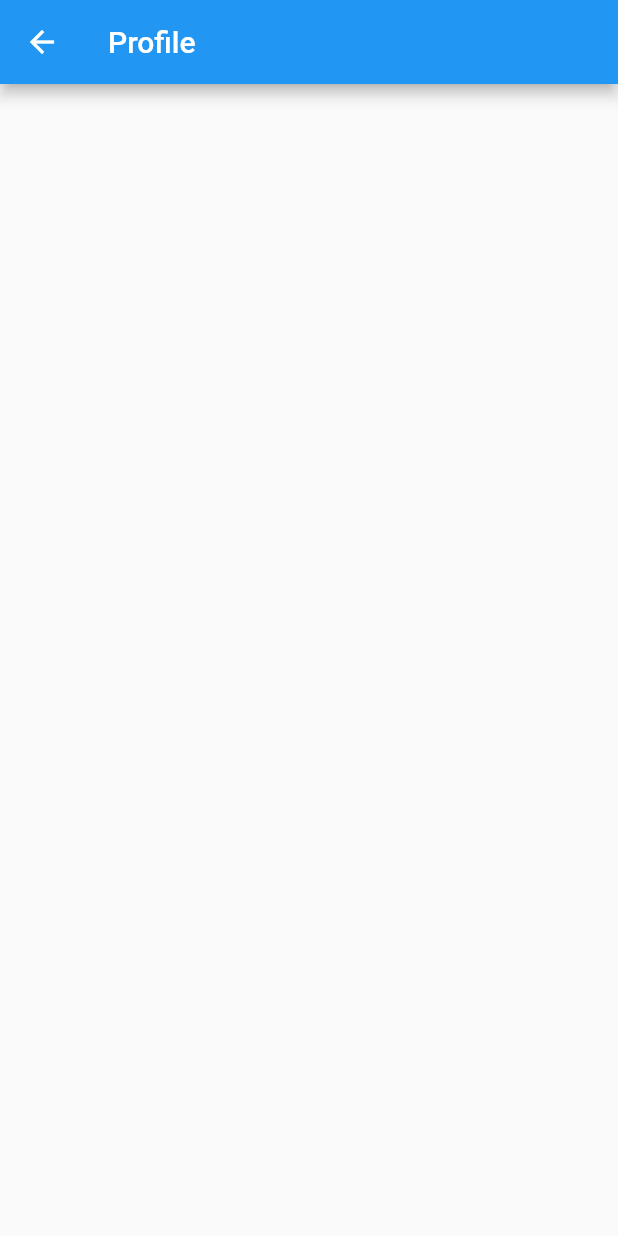
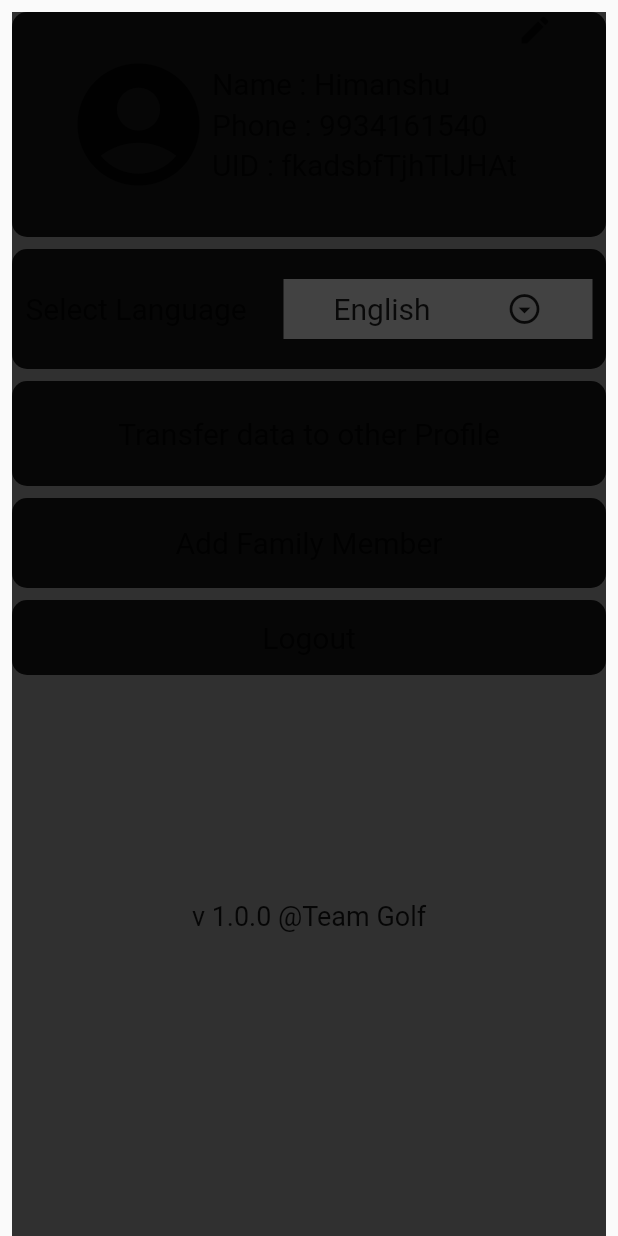
Before and after one commit to himanshu-dxm/team_golf, a Flutter app: the Profile screen opened directly, on a phone screen of 412 x 824 dp. Run offline on Flutter 3.47's test engine with Material 2 defaults, Android fonts, the phone set to English and light mode, and no system bars; our stand-ins replace card_swiper, chewie, cloud_firestore, firebase_auth, firebase_core, flutter_svg and 5 more; missing offline and left inert: qr_code_scanner; accounts and stored records are empty; statements that could not run were skipped.

Commit message:
Profile UI Done

```diff
--- a/lib/main.dart
+++ b/lib/main.dart
@@ -54,16 +54,17 @@ class MyApp extends StatelessWidget {
       // home: ProductDetails(
       //   pid: 'bafkreichbprxsxxltpobrrfvpsad77ufg6rsdrofthz7sxobm2xp6bjy2q',
       // ),
-      home: ProductCF(
-        manufacturingSpends: 100,
-        logisticsSpends: 300,
-        totalCarbon: 3000,
-        productName: 'Product Name',
-        packagingSpends: 1500,
-      ),
+
+      // home: ProductCF(
+      //   manufacturingSpends: 100,
+      //   logisticsSpends: 300,
+      //   totalCarbon: 3000,
+      //   productName: 'Product Name',
+      //   packagingSpends: 1500,
+      // ),
 
       // home: LoginScreen(),
-      // home: HomeScreen(),
+      home: HomeScreen(),
     );
   }
 }
--- a/lib/screens/profile/profile.dart
+++ b/lib/screens/profile/profile.dart
@@ -6,8 +6,170 @@ class Profile extends StatelessWidget {
   @override
   Widget build(BuildContext context) {
     return Scaffold(
-      appBar: AppBar(
-        title: const Text('Profile'),
+      body: SafeArea(
+        child: SingleChildScrollView(
+          child: Container(
+            // padding: EdgeInsets.all(8),
+            margin: EdgeInsets.all(8),
+            height: MediaQuery.of(context).size.height,
+            decoration: BoxDecoration(
+              color: Colors.grey[850]
+            ),
+            child: Column(
+              children: [
+                Container(
+                  height: 150,
+                  decoration: BoxDecoration(
+                    color: Colors.black87,
+                    borderRadius: BorderRadius.circular(10),
+                  ),
+                  child: Row(
+                    mainAxisAlignment: MainAxisAlignment.center,
+                    crossAxisAlignment: CrossAxisAlignment.center,
+                    children: [
+
+                      Icon(Icons.account_circle,size: 98,),
+
+                      Column(
+                        mainAxisAlignment: MainAxisAlignment.center,
+                        crossAxisAlignment: CrossAxisAlignment.start,
+                        children: [
+                          Text(
+                            'Name : Himanshu',
+                            style: TextStyle(
+                              fontSize: 20
+                            ),
+                          ),
+                          SizedBox(height: 4,),
+                          Text(
+                            'Phone : 9934161540',
+                            style: TextStyle(
+                                fontSize: 20
+                            ),
+                          ),
+                          SizedBox(height: 4,),
+                          Text(
+                            'UID : fkadsbfTjhTlJHAt',
+                            style: TextStyle(
+                                fontSize: 20
+                            ),
+                          )
+                        ],
+                      ),
+
+                      Container(
+                        alignment: Alignment.topRight,
+                        child: Icon(
+                          Icons.edit,
+                          size: 24,
+                        ),
+                      )
+                    ],
+                  ),
+                ),
+
+                SizedBox(height: 8,),
+                Container(
+                  padding: EdgeInsets.all(9),
+                  height: 80,
+                  // margin: EdgeInsets.all(8),
+                  decoration: BoxDecoration(
+                    color: Colors.black87,
+                    borderRadius: BorderRadius.circular(10),
+                  ),
+                  child: Row(
+                    children: [
+                      Text('Select Language',style: TextStyle(
+                          fontSize: 20,
+
+                      ),
+                      ),
+                      Spacer(),
+                      Container(
+                        padding: EdgeInsets.all(8),
+                        color: Colors.grey[800],
+                        width: MediaQuery.of(context).size.width/2,
+                        child: Row(
+                          mainAxisAlignment: MainAxisAlignment.spaceAround,
+                          children: [
+                            Text('English',
+                          style: TextStyle(
+                            fontSize: 20,
+                            ),),
+                            Icon(Icons.arrow_drop_down_circle_outlined)
+                          ],
+                        ),
+                      )
+                    ],
+                  ),
+                ),
+                SizedBox(height: 8,),
+                Container(
+                  height: 70,
+                  padding: EdgeInsets.all(8),
+                  width: MediaQuery.of(context).size.width,
+                  alignment: Alignment.center,
+                  decoration: BoxDecoration(
+                    color: Colors.black87,
+                    borderRadius: BorderRadius.circular(10),
+                  ),
+                  child: Text(
+                      'Transfer data to other Profile',
+                    style: TextStyle(
+                      fontSize: 20,
+                    )
+                  ),
+                ),
+                SizedBox(height: 8,),
+                Container(
+                  height: 60,
+                  padding: EdgeInsets.all(8),
+                  width: MediaQuery.of(context).size.width,
+                  alignment: Alignment.center,
+                  decoration: BoxDecoration(
+                    color: Colors.black87,
+                    borderRadius: BorderRadius.circular(10),
+                  ),
+                  child: Text(
+                      'Add Family Member',
+                      style: TextStyle(
+                        fontSize: 20,
+                      )
+                  ),
+                ),
+                SizedBox(height: 8,),
+                Container(
+                  height: 50,
+                  padding: EdgeInsets.all(8),
+                  width: MediaQuery.of(context).size.width,
+                  alignment: Alignment.center,
+                  // color: Colors.black87,
+                  decoration: BoxDecoration(
+                    color: Colors.black87,
+                    borderRadius: BorderRadius.circular(10),
+                  ),
+                  child: Text(
+                      'Logout',
+                      style: TextStyle(
+                        fontSize: 20,
+                      )
+                  ),
+                ),
+                SizedBox(height: 150,),
+                Container(
+                  alignment: Alignment.bottomCenter,
+                  child: Text(
+                    'v 1.0.0 @Team Golf',
+                    style: TextStyle(
+                      fontSize: 18
+                    ),
+                  ),
+                )
+
+              ],
+            ),
+          ),
+        ),
       ),
     );
   }
```
